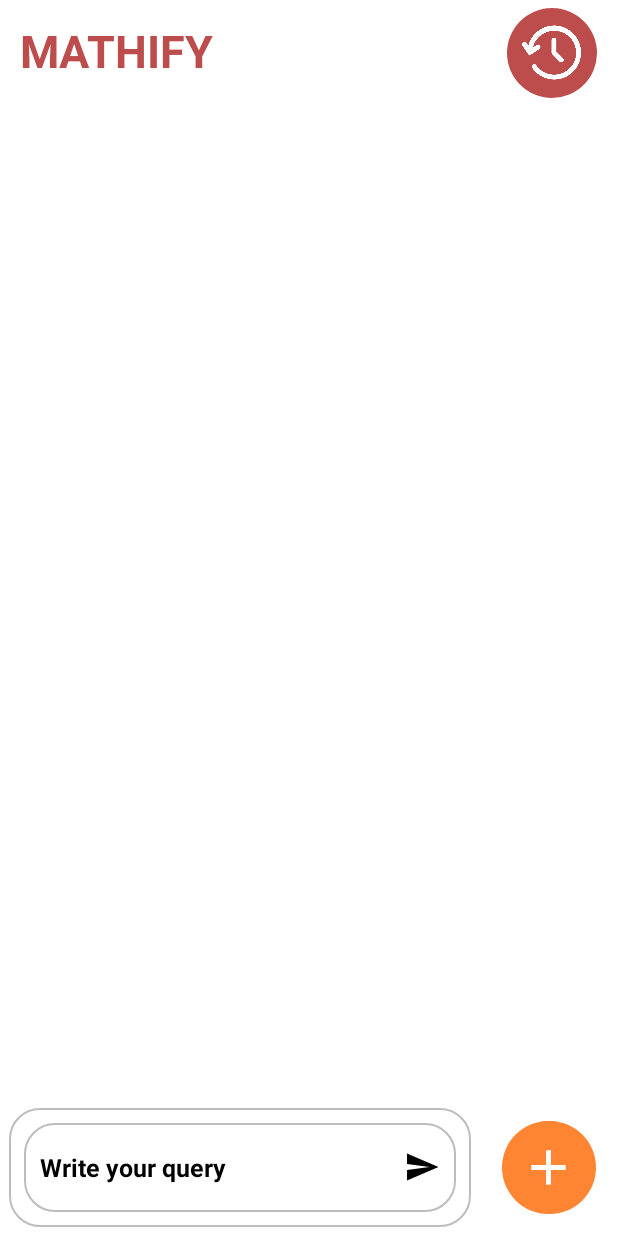
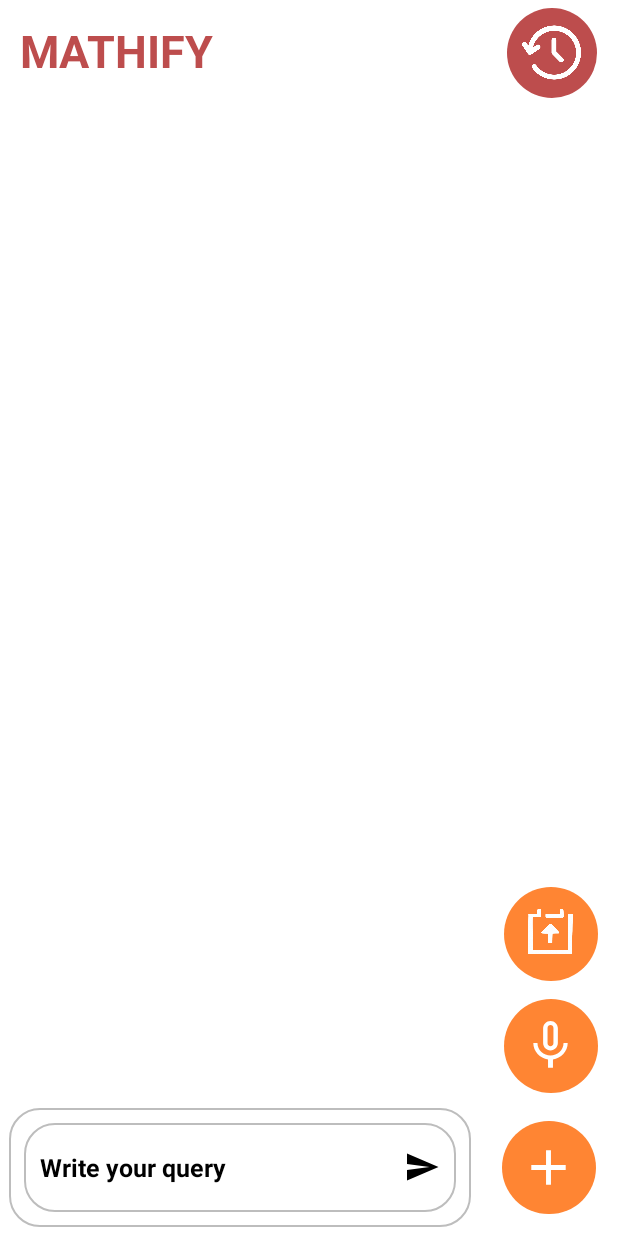
Before and after one commit to PriyanshuRaut/Mathify, an Android app: the screen it shows after launch (MainActivity), after a tap on an icon or button, on a phone screen of 412 x 824 dp. Run offline under Robolectric (Android 15) with nearby library versions, the phone set to English and light mode, and no system bars; our stand-ins replace sdp/ssp sizes.

Commit message:
Java Code.

```diff
--- a/app/src/main/res/layout/activity_main.xml
+++ b/app/src/main/res/layout/activity_main.xml
@@ -7,6 +7,7 @@
     android:layout_width="match_parent"
     android:layout_height="match_parent"
     android:background="@color/white"
+    android:clipToPadding="false"
     tools:context=".MainActivity">
 
     <TextView
@@ -51,13 +52,16 @@
         android:padding="@dimen/_1sdp"
         app:layout_constraintBottom_toTopOf="@+id/linearLayout"
         app:layout_constraintTop_toBottomOf="@+id/history_layout"
-        tools:layout_editor_absoluteX="5dp"
+        app:layout_constraintVertical_bias="0.0"
+        tools:layout_editor_absoluteX="7dp"
         tools:listitem="@layout/chat_list_ai" />
 
     <LinearLayout
         android:id="@+id/linearLayout"
         android:layout_width="match_parent"
         android:layout_height="@dimen/_70sdp"
+        android:clipChildren="false"
+        android:clipToPadding="false"
         app:layout_constraintBottom_toBottomOf="parent"
         app:layout_constraintEnd_toEndOf="parent"
         app:layout_constraintStart_toStartOf="parent"
@@ -72,9 +76,7 @@
             android:background="@drawable/text_background"
             android:orientation="vertical"
             android:padding="7dp"
-            android:weightSum="10"
-            tools:layout_editor_absoluteX="72dp"
-            tools:layout_editor_absoluteY="102dp">
+            android:weightSum="10">
 
             <EditText
                 android:id="@+id/query_view"
@@ -98,7 +100,9 @@
             android:layout_height="match_parent"
             android:layout_margin="7dp"
             android:layout_weight="2"
-            android:padding="7dp">
+            android:padding="7dp"
+            android:clipChildren="false"
+            android:clipToPadding="false">
 
             <RelativeLayout
                 android:id="@+id/add_button_layout"
@@ -117,17 +121,21 @@
                     android:src="@drawable/ic_add"
                     app:tint="@color/white" />
             </RelativeLayout>
+        </androidx.constraintlayout.widget.ConstraintLayout>
+    </LinearLayout>
 
     <RelativeLayout
         android:id="@+id/mic_button_layout"
         android:layout_width="@dimen/_48sdp"
         android:layout_height="@dimen/_48sdp"
+        android:background="@drawable/circle_bg_2"
+        android:gravity="center"
         android:visibility="gone"
-                android:gravity="center"
-                android:background="@drawable/circle_bg_2"
-                app:layout_constraintBottom_toTopOf="@id/add_button_layout"
+        app:layout_constraintBottom_toBottomOf="@+id/recycler_view"
         app:layout_constraintEnd_toEndOf="parent"
+        app:layout_constraintHorizontal_bias="0.962"
         app:layout_constraintStart_toStartOf="parent">
+
         <ImageView
             android:id="@+id/mic_button"
             android:layout_width="@dimen/_30sdp"
@@ -141,20 +149,22 @@
         android:id="@+id/gallery_button_layout"
         android:layout_width="@dimen/_48sdp"
         android:layout_height="@dimen/_48sdp"
+        android:background="@drawable/circle_bg_2"
+        android:gravity="center"
         android:visibility="gone"
-                android:gravity="center"
-                android:background="@drawable/circle_bg_2"
-                app:layout_constraintTop_toBottomOf="@id/add_button_layout"
+        app:layout_constraintBottom_toTopOf="@+id/mic_button_layout"
         app:layout_constraintEnd_toEndOf="parent"
-                app:layout_constraintStart_toStartOf="parent">
+        app:layout_constraintHorizontal_bias="0.962"
+        app:layout_constraintStart_toStartOf="parent"
+        app:layout_constraintTop_toBottomOf="@+id/history_layout"
+        app:layout_constraintVertical_bias="0.978">
+
         <ImageView
             android:id="@+id/gallery_button"
             android:layout_width="@dimen/_30sdp"
             android:layout_height="@dimen/_30sdp"
             android:layout_centerInParent="true"
-                    android:src="@drawable/gallery"
-                    app:tint="@color/white" />
+            android:src="@drawable/gallery" />
     </RelativeLayout>
+
 </androidx.constraintlayout.widget.ConstraintLayout>
-    </LinearLayout>
-</androidx.constraintlayout.widget.ConstraintLayout>
```
Lines whose indentation alone changed are shown as unchanged.
